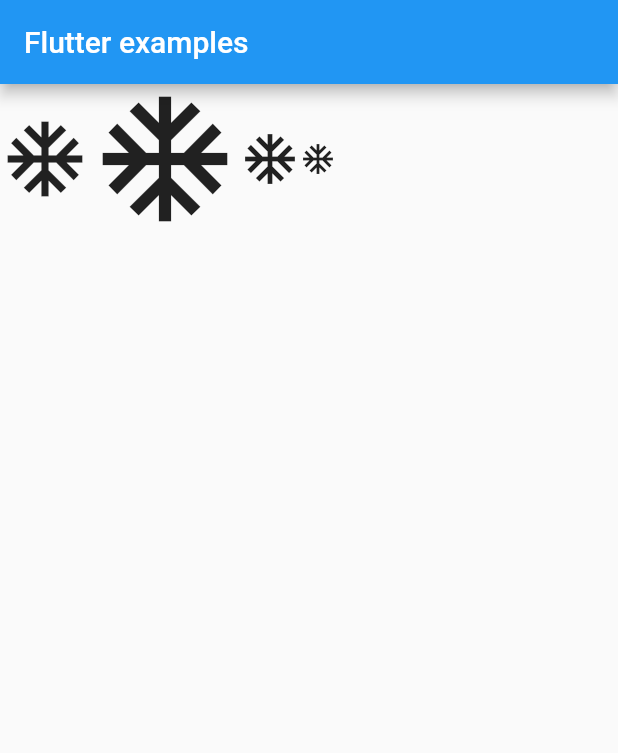
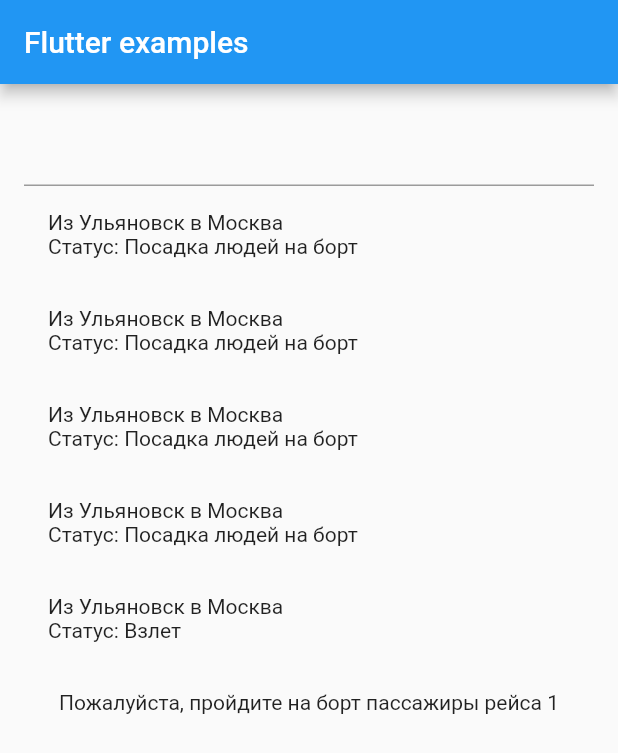
Before and after one commit to TatianaBelova/FlutterExamples, a Flutter app: the screen it shows after launch, on a phone screen of 412 x 824 dp. Shown: the top 753 px of the screen. Run offline on Flutter 3.47's test engine with Material 2 defaults, Android fonts, the phone set to English and light mode, and no system bars.

Commit message:
Updates for lesson 3

```diff
--- a/lib/data/note.dart
+++ /dev/null
@@ -1,6 +0,0 @@
-class Note {
-  String content;
-  DateTime date;
-
-  Note(this.content, this.date);
-}
--- /dev/null
+++ b/lib/lesson 3/flight.dart
@@ -0,0 +1,60 @@
+class Flight {
+  int _number;
+  String _departureFrom;
+  String _arrivalTo;
+  DateTime _departureDate;
+  FlightStatus _status;
+
+  int get number => _number;
+
+  String get departureFrom => _departureFrom;
+
+  String get arrivalTo => _arrivalTo;
+
+  DateTime get departureDate => _departureDate;
+
+  FlightStatus get status => _status;
+
+  set number(int number) {
+    _number = number;
+  }
+
+  set departureFrom(String departureFrom) {
+    _departureFrom = departureFrom;
+  }
+
+  set arrivalTo(String arrivalTo) {
+    _arrivalTo = arrivalTo;
+  }
+
+  set departureDate(DateTime departureDate) {
+    _departureDate = departureDate;
+  }
+
+  set status(FlightStatus status) {
+    _status = status;
+  }
+
+  Flight(this._number, this._departureFrom, this._arrivalTo, this._departureDate, this._status);
+
+  Flight.now(this._number, this._departureFrom, this._arrivalTo, this._status) {
+    this._departureDate = DateTime.now();
+  }
+}
+
+enum FlightStatus { boarding, takeoff, landing }
+
+extension FlightStatusString on FlightStatus {
+  String getString() {
+    switch (this) {
+      case FlightStatus.boarding:
+        return 'Посадка людей на борт';
+      case FlightStatus.takeoff:
+        return 'Взлет';
+      case FlightStatus.landing:
+        return 'Посадка';
+      default:
+        return 'Статус рейса неизвестен';
+    }
+  }
+}
--- /dev/null
+++ b/lib/lesson 3/flights_widget.dart
@@ -0,0 +1,67 @@
+import 'package:flutter/material.dart';
+import 'package:my_flutter_note/lesson%203/flight.dart';
+
+class FlightsWidget extends StatelessWidget {
+  String textFieldValue;
+  final flights = List.generate(
+      5,
+      (index) =>
+          Flight.now(index + 1, 'Ульяновск', 'Москва', FlightStatus.boarding));
+
+  @override
+  Widget build(BuildContext context) {
+    return SingleChildScrollView(
+      padding: const EdgeInsets.symmetric(horizontal: 16.0, vertical: 20.0),
+      child: Column(
+        crossAxisAlignment: CrossAxisAlignment.center,
+        children: [
+          TextField(onChanged: setTextFieldValue),
+          _getFlights(),
+          Padding(
+              padding: const EdgeInsets.only(top: 16.0),
+              child: flights[0].status == FlightStatus.boarding
+                  ? Text(
+                      'Пожалуйста, пройдите на борт пассажиры рейса ${flights[0].number}')
+                  : Container()),
+        ],
+      ),
+    );
+  }
+
+  void setTextFieldValue(String value) {
+    textFieldValue = value;
+    print(textFieldValue);
+  }
+
+  ListView _getFlights() {
+    flights.last.status = FlightStatus.takeoff;
+    return ListView.builder(
+      shrinkWrap: true,
+      itemBuilder: (context, index) =>
+          FlightWidget(flights: flights, index: index),
+      itemCount: 5,
+    );
+  }
+}
+
+class FlightWidget extends StatelessWidget {
+  List<Flight> flights;
+  int index;
+
+  FlightWidget({this.flights, @required this.index});
+
+  @override
+  Widget build(BuildContext context) {
+    return Padding(
+      padding: const EdgeInsets.all(16.0),
+      child: Column(
+        crossAxisAlignment: CrossAxisAlignment.start,
+        children: [
+          Text(
+              'Из ${flights[index].departureFrom} в ${flights[index].arrivalTo}'),
+          Text('Статус: ${flights[index].status.getString()}')
+        ],
+      ),
+    );
+  }
+}
--- a/lib/main.dart
+++ b/lib/main.dart
@@ -1,6 +1,7 @@
 import 'package:flutter/cupertino.dart';
 import 'package:flutter/material.dart';
-import 'package:my_flutter_note/lesson%202/simple_widgets.dart';
+
+import 'lesson 3/flights_widget.dart';
 
 void main() => runApp(MyApp());
 
@@ -13,7 +14,7 @@ class MyApp extends StatelessWidget {
         appBar: AppBar(
           title: Text('Flutter examples'),
         ),
-        body: SafeArea(child: SimpleWidgets()),
+        body: SafeArea(child: FlightsWidget()),
       ),
     );
   }
```
Also changed, not shown: lib/lesson 3/classes.dart (+9 -19 lines).
